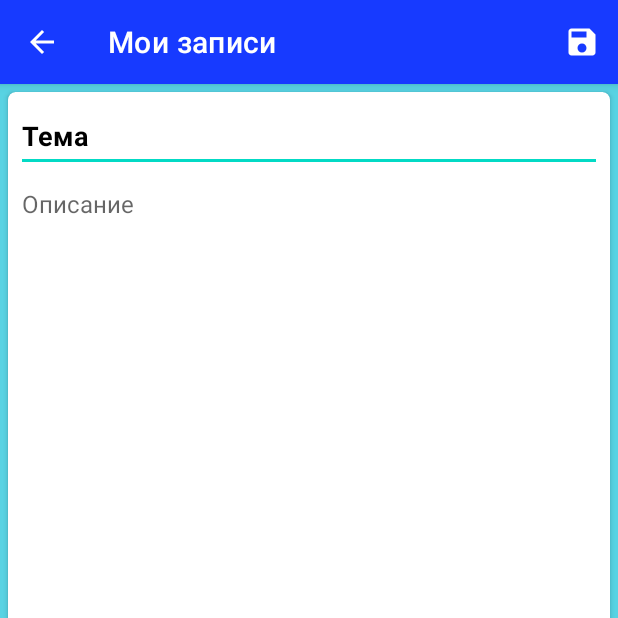
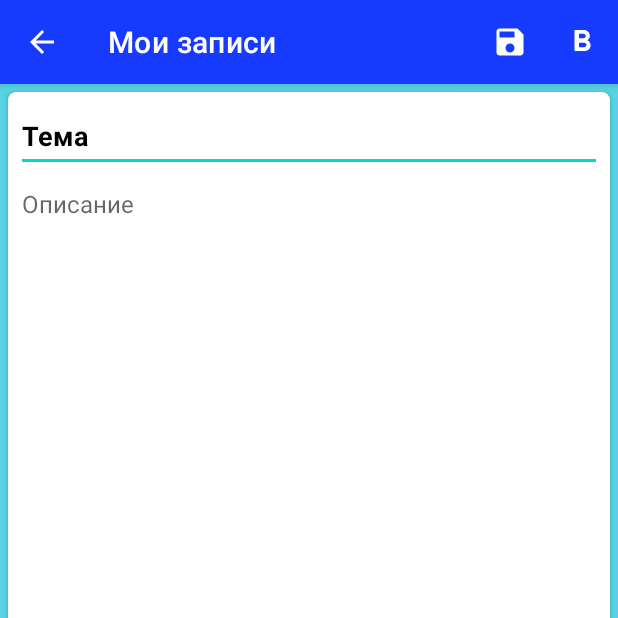
Before and after one commit to Vlad232008/ShoppingList, an Android app: the NewNoteActivity screen opened directly, with no data from a screen before it, on a phone screen of 412 x 824 dp, the top half of it. Run offline under Robolectric (Android 15) with nearby library versions, the phone set to English and light mode, and no system bars.

Commit message:
Добавил жирный шрифт на выделенном тексте

```diff
--- /dev/null
+++ b/app/src/main/res/drawable/ic_baseline_format_bold_24.xml
@@ -0,0 +1,10 @@
+<vector xmlns:android="http://schemas.android.com/apk/res/android"
+    android:width="24dp"
+    android:height="24dp"
+    android:viewportWidth="24"
+    android:viewportHeight="24"
+    android:tint="?attr/colorControlNormal">
+  <path
+      android:fillColor="@android:color/white"
+      android:pathData="M15.6,10.79c0.97,-0.67 1.65,-1.77 1.65,-2.79 0,-2.26 -1.75,-4 -4,-4L7,4v14h7.04c2.09,0 3.71,-1.7 3.71,-3.79 0,-1.52 -0.86,-2.82 -2.15,-3.42zM10,6.5h3c0.83,0 1.5,0.67 1.5,1.5s-0.67,1.5 -1.5,1.5h-3v-3zM13.5,15.5L10,15.5v-3h3.5c0.83,0 1.5,0.67 1.5,1.5s-0.67,1.5 -1.5,1.5z"/>
+</vector>
--- a/app/src/main/res/menu/new_note_menu.xml
+++ b/app/src/main/res/menu/new_note_menu.xml
@@ -1,9 +1,17 @@
 <?xml version="1.0" encoding="utf-8"?>
 <menu xmlns:android="http://schemas.android.com/apk/res/android"
     xmlns:app="http://schemas.android.com/apk/res-auto">
-<item android:title="Save"
-    android:id="@+id/id_save"
-    app:showAsAction="ifRoom"
-    android:icon="@drawable/ic_baseline_save_24"
-    />
+
+    <item
+        android:id="@+id/id_bold"
+        android:icon="@drawable/ic_baseline_format_bold_24"
+        android:title="Bold"
+        android:orderInCategory="2"
+        app:showAsAction="ifRoom" />
+    <item
+        android:id="@+id/id_save"
+        android:icon="@drawable/ic_baseline_save_24"
+        android:title="Save"
+        android:orderInCategory="1"
+        app:showAsAction="ifRoom" />
 </menu>
```
Also changed, not shown: app/src/main/java/com/example/shoppinglist/activities/NewNoteActivity.kt (+23 -0 lines).
